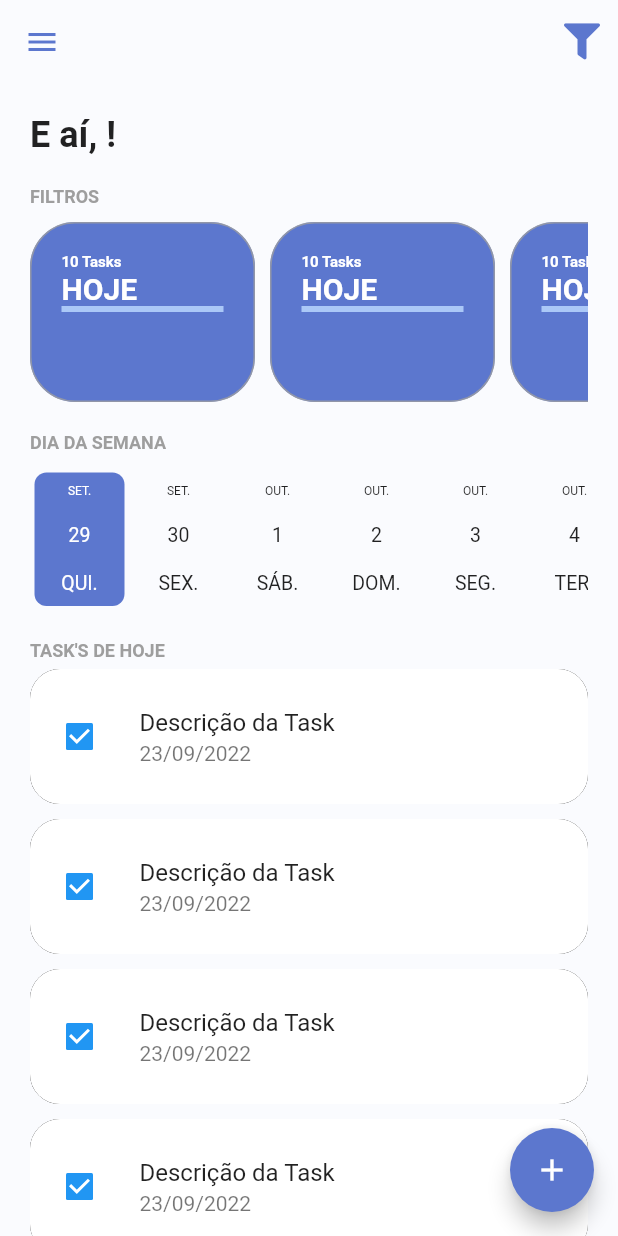
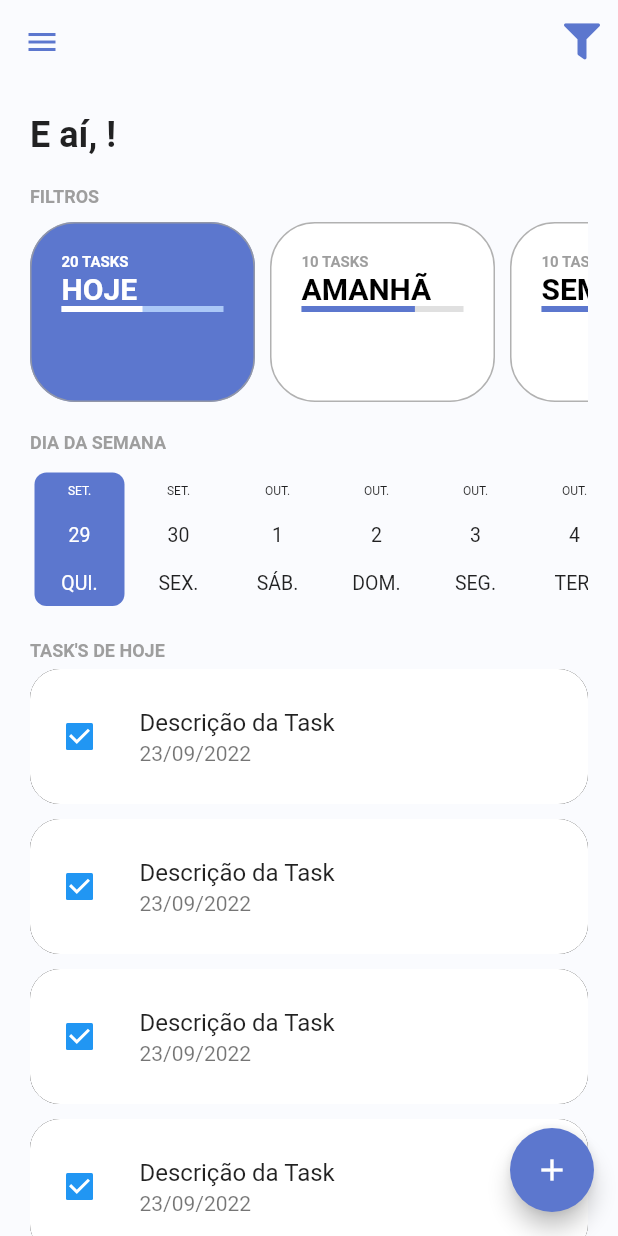
Before and after one commit to SergioRicardoRT/todo_list, a Flutter app: the screen it shows once a user with an empty profile is signed in, on a phone screen of 412 x 824 dp. Run offline on Flutter 3.47's test engine with Material 2 defaults, Android fonts, the phone set to English and light mode, and no system bars; drawn by our look-alikes of date_picker_timeline; our stand-ins replace firebase_auth, firebase_core, flutter_signin_button, google_fonts, google_sign_in, sqflite and 2 more; missing offline and left inert: flutter_overlay_loader, validatorless; accounts and stored records are empty; network calls fail; Roboto replaces fonts that are missing (Mandali).

Commit message:
Lógica de alteração de seleção tasks

```diff
--- /dev/null
+++ b/lib/app/models/task_filter_enum.dart
@@ -0,0 +1,5 @@
+enum TaskFilterEnum{
+  today,
+  tomorrow,
+  week,
+}
--- /dev/null
+++ b/lib/app/models/total_tasks_model.dart
@@ -0,0 +1,8 @@
+class TotalTasksModel {
+  final int totalTasks;
+  final int totalTasksFinish;
+  TotalTasksModel({
+    required this.totalTasks,
+    required this.totalTasksFinish,
+  });
+}
--- /dev/null
+++ b/lib/app/modules/home/home_controller.dart
@@ -0,0 +1,7 @@
+import 'package:todo_list_provider/app/models/task_filter_enum.dart';
+
+import '../../core/notifier/default_change_notifier.dart';
+
+class HomeController extends DefaultChangeNotifier {
+  final TaskFilterEnum filterSelected = TaskFilterEnum.today;
+}
--- a/lib/app/modules/home/home_module.dart
+++ b/lib/app/modules/home/home_module.dart
@@ -1,10 +1,16 @@
+import 'package:provider/provider.dart';
 import 'package:todo_list_provider/app/core/modules/todo_list_module.dart';
+import 'package:todo_list_provider/app/modules/home/home_controller.dart';
 import 'package:todo_list_provider/app/modules/home/home_page.dart';
 
 class HomeModule extends TodoListModule {
   HomeModule()
       : super(
-          // bindings: null,
+          bindings: [
+            ChangeNotifierProvider(
+              create: (context) => HomeController(),
+            )
+          ],
           routes: {
             '/home': (context) => const HomePage(),
           },
--- a/lib/app/modules/home/widgets/home_filters.dart
+++ b/lib/app/modules/home/widgets/home_filters.dart
@@ -1,16 +1,16 @@
 import 'package:flutter/material.dart';
+import 'package:provider/provider.dart';
 import 'package:todo_list_provider/app/core/ui/theme_extension.dart';
+import 'package:todo_list_provider/app/models/task_filter_enum.dart';
+import 'package:todo_list_provider/app/models/total_tasks_model.dart';
 import 'package:todo_list_provider/app/modules/home/widgets/todo_card_filter.dart';
 
-class HomeFilters extends StatefulWidget {
+import '../home_controller.dart';
+
+class HomeFilters extends StatelessWidget {
 
   const HomeFilters({ Key? key }) : super(key: key);
 
-  @override
-  State<HomeFilters> createState() => _HomeFiltersState();
-}
-
-class _HomeFiltersState extends State<HomeFilters> {
    @override
    Widget build(BuildContext context) {
     return Column(crossAxisAlignment: CrossAxisAlignment.start,
@@ -25,12 +25,37 @@ class _HomeFiltersState extends State<HomeFilters> {
         SingleChildScrollView(
           scrollDirection: Axis.horizontal,
           child: Row(
-            children: const [
-              TodoCardFilter(),
-              TodoCardFilter(),
-              TodoCardFilter(),
-              TodoCardFilter(),
-              TodoCardFilter(),
+            children: [
+              TodoCardFilter(
+                selected: context.select<HomeController, TaskFilterEnum>((value) => value.filterSelected) == TaskFilterEnum.today,
+                label: 'HOJE',
+                taskFilter: TaskFilterEnum.today,
+                totalTasksModel:
+                    TotalTasksModel(
+                  totalTasks: 20,
+                  totalTasksFinish: 10,
+                ),
+              ),
+              TodoCardFilter(selected: context.select<HomeController, TaskFilterEnum>((value) => value.filterSelected) == TaskFilterEnum.tomorrow,
+                label: 'AMANHÃ',
+                taskFilter: TaskFilterEnum.tomorrow,
+                totalTasksModel:
+                    TotalTasksModel(
+                  totalTasks: 10,
+                  totalTasksFinish: 7,
+                ),
+              ),
+              TodoCardFilter(
+                selected: context.select<HomeController, TaskFilterEnum>(
+                        (value) => value.filterSelected) ==
+                    TaskFilterEnum.week,
+                label: 'SEMANA',
+                taskFilter: TaskFilterEnum.week,
+                totalTasksModel: TotalTasksModel(
+                  totalTasks: 10,
+                  totalTasksFinish: 3,
+                ),
+              ),
             ],
           ),
         ),
--- a/lib/app/modules/home/widgets/todo_card_filter.dart
+++ b/lib/app/modules/home/widgets/todo_card_filter.dart
@@ -1,53 +1,78 @@
 import 'package:flutter/material.dart';
 import 'package:todo_list_provider/app/core/ui/theme_extension.dart';
+import 'package:todo_list_provider/app/models/task_filter_enum.dart';
+import 'package:todo_list_provider/app/models/total_tasks_model.dart';
 
-class TodoCardFilter extends StatefulWidget {
-  const TodoCardFilter({Key? key}) : super(key: key);
+class TodoCardFilter extends StatelessWidget {
+  final String label;
+  final TaskFilterEnum taskFilter;
+  final TotalTasksModel? totalTasksModel;
+  final bool selected;
+
+  const TodoCardFilter({
+    required this.label,
+    required this.taskFilter,
+    required this.selected,
+    this.totalTasksModel,
+    Key? key,
+  }) : super(key: key);
+
+  double _getPercentFinished() {
+    final total = totalTasksModel?.totalTasks ?? 0;
+    final totalFinished = totalTasksModel?.totalTasksFinish ?? 0;
+
+    if (total == 0) {
+      return 0.0;
+    }
+    return ((totalFinished * 100) / total) / 100;
+  }
 
   @override
-  State<TodoCardFilter> createState() => _TodoCardFilterState();
-}
-
-class _TodoCardFilterState extends State<TodoCardFilter> {
-  @override
   Widget build(BuildContext context) {
-    return Container(margin: const EdgeInsets.only(right: 10),
+    return Container(
+      margin: const EdgeInsets.only(right: 10),
       padding: const EdgeInsets.all(20),
       constraints: const BoxConstraints(
         minHeight: 120,
         maxWidth: 150,
       ),
       decoration: BoxDecoration(
-          color: context.primaryColor,
-          border: Border.all(
-            color: Colors.grey.withOpacity(.8),
-            width: 1,
-          ),
+        color: selected ? context.primaryColor : Colors.white,
+        border: Border.all(
+          color: Colors.grey.withOpacity(.8),
+          width: 1,
+        ),
         borderRadius: BorderRadius.circular(30),
       ),
       child: Column(
         crossAxisAlignment: CrossAxisAlignment.start,
         children: [
           Text(
-            '10 Tasks',
-            style:
-                context.titleStyle.copyWith(
+            '${totalTasksModel?.totalTasks ?? 0} TASKS',
+            style: context.titleStyle.copyWith(
               fontSize: 10,
-              color: Colors.white,
+              color: selected ? Colors.white : Colors.grey,
             ),
           ),
-          const Text(
-            'HOJE',
+          Text(
+            label,
             style: TextStyle(
               fontSize: 20,
               fontWeight: FontWeight.bold,
-              color: Colors.white,
+              color: selected ? Colors.white : Colors.black,
             ),
           ),
-          LinearProgressIndicator(
-            backgroundColor: context.primaryColorLight,
-            value: .00001,
-            valueColor: const AlwaysStoppedAnimation<Color>(Colors.white),
+          TweenAnimationBuilder<double>(
+            duration: const Duration(seconds: 1),
+            tween: Tween(begin: 0.0, end: _getPercentFinished()),
+            builder: (context, value, child) {
+              return LinearProgressIndicator(
+                backgroundColor: selected ? context.primaryColorLight : Colors.grey.shade300,
+                value: value,
+                valueColor: AlwaysStoppedAnimation<Color>(
+                    selected ? Colors.white : context.primaryColor),
+              );
+            },
           ),
         ],
       ),
```
